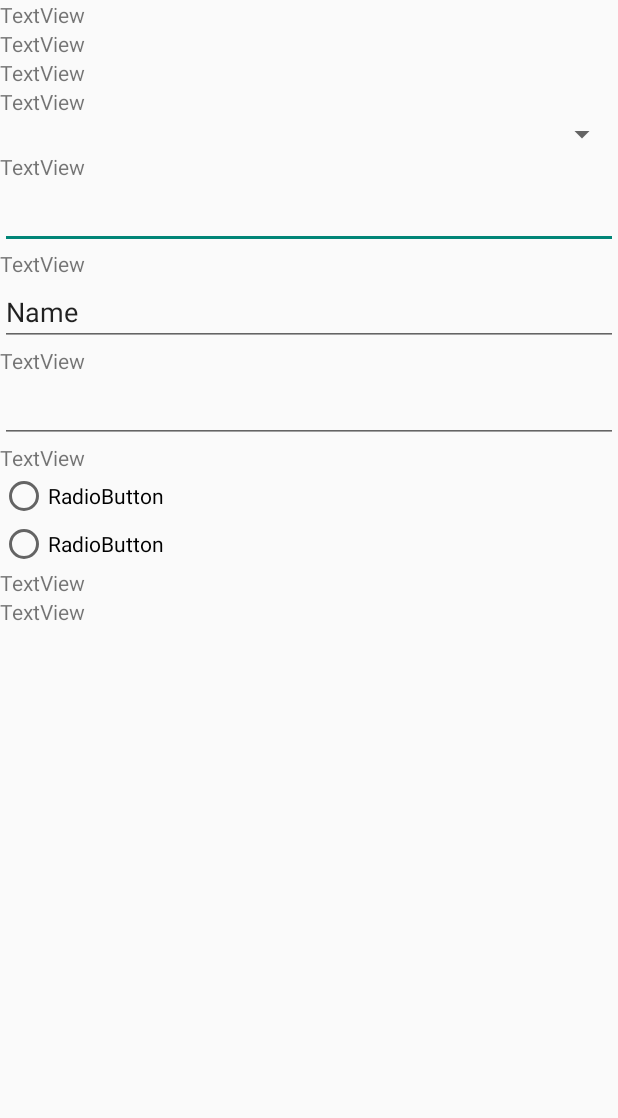
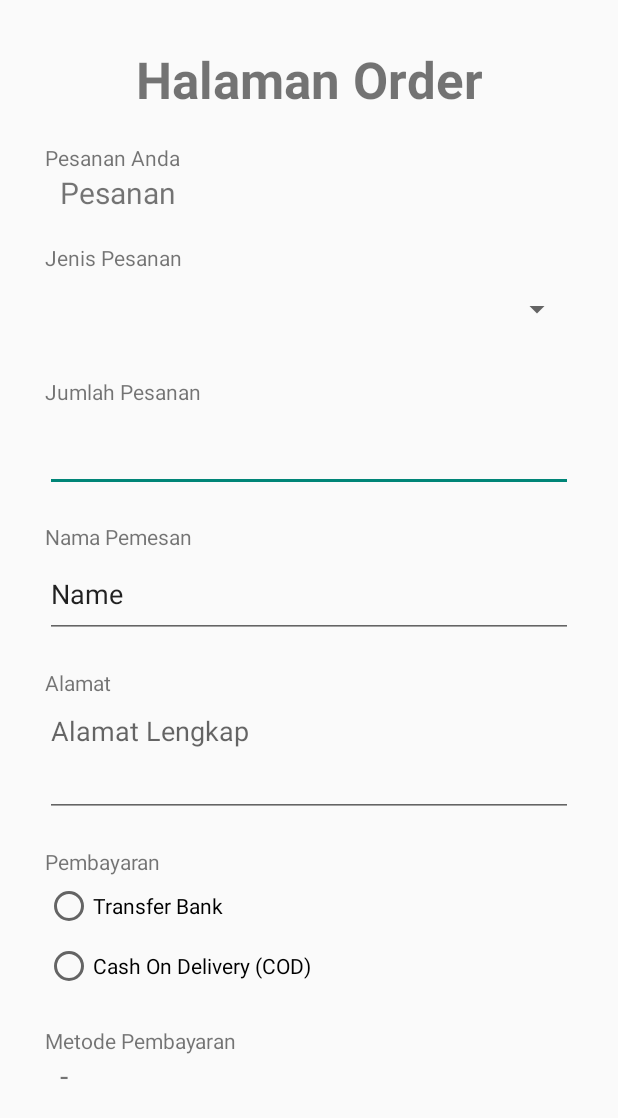
Before and after one commit to NexoCal/All_in_One, an Android app built with Jetpack Compose: the layout input_activity.xml on its own in the app's theme, with its tools: preview values and no code run, on a phone screen of 412 x 824 dp. Shown: the top 1118 px of the screen. Run offline under Robolectric (Android 15) with nearby library versions, the phone set to English and light mode, and no system bars.

```diff
--- a/app/src/main/res/layout/input_activity.xml
+++ b/app/src/main/res/layout/input_activity.xml
@@ -1,7 +1,11 @@
 <?xml version="1.0" encoding="utf-8"?>
 <ScrollView xmlns:android="http://schemas.android.com/apk/res/android"
+    xmlns:app="http://schemas.android.com/apk/res-auto"
+    xmlns:tools="http://schemas.android.com/tools"
+    android:id="@+id/inputOrder"
     android:layout_width="match_parent"
-    android:layout_height="match_parent">
+    android:layout_height="match_parent"
+    tools:context=".MainActivity">
 
     <LinearLayout
         android:layout_width="match_parent"
@@ -9,109 +13,140 @@
         android:orientation="vertical">
 
         <TextView
-            android:id="@+id/textView"
+            android:id="@+id/HalOrder"
             android:layout_width="match_parent"
             android:layout_height="wrap_content"
-            android:text="TextView" />
+            android:layout_marginHorizontal="30sp"
+            android:layout_marginTop="30sp"
+            android:text="Halaman Order"
+            android:textAlignment="center"
+            android:textSize="34sp"
+            android:textStyle="bold" />
 
         <TextView
-            android:id="@+id/textView2"
+            android:id="@+id/pAnda"
             android:layout_width="match_parent"
             android:layout_height="wrap_content"
-            android:text="TextView" />
+            android:layout_marginHorizontal="30sp"
+            android:layout_marginTop="20sp"
+            android:text="Pesanan Anda" />
 
         <TextView
-            android:id="@+id/textView3"
+            android:id="@+id/pesanan"
             android:layout_width="match_parent"
             android:layout_height="wrap_content"
-            android:text="TextView" />
+            android:layout_marginHorizontal="30sp"
+            android:paddingHorizontal="10sp"
+            android:text="Pesanan"
+            android:textSize="20sp" />
 
         <TextView
-            android:id="@+id/textView4"
+            android:id="@+id/jenisPesanan"
             android:layout_width="match_parent"
             android:layout_height="wrap_content"
-            android:text="TextView" />
+            android:layout_marginHorizontal="30sp"
+            android:layout_marginTop="20sp"
+            android:text="Jenis Pesanan" />
 
         <Spinner
             android:id="@+id/spinner"
             android:layout_width="match_parent"
-            android:layout_height="wrap_content" />
+            android:layout_height="50sp"
+            android:layout_marginHorizontal="30sp" />
 
         <TextView
-            android:id="@+id/textView5"
+            android:id="@+id/jumlahPesanan"
             android:layout_width="match_parent"
             android:layout_height="wrap_content"
-            android:text="TextView" />
+            android:layout_marginHorizontal="30sp"
+            android:layout_marginTop="20sp"
+            android:text="Jumlah Pesanan" />
 
         <EditText
             android:id="@+id/editTextNumber"
             android:layout_width="match_parent"
-            android:layout_height="wrap_content"
+            android:layout_height="57dp"
+            android:layout_marginHorizontal="30sp"
             android:ems="10"
             android:inputType="number" />
 
         <TextView
-            android:id="@+id/textView6"
+            android:id="@+id/namaPemesan"
             android:layout_width="match_parent"
             android:layout_height="wrap_content"
-            android:text="TextView" />
+            android:layout_marginHorizontal="30sp"
+            android:layout_marginTop="20sp"
+            android:text="Nama Pemesan" />
 
         <EditText
-            android:id="@+id/editTextText3"
+            android:id="@+id/inputNamaPem"
             android:layout_width="match_parent"
-            android:layout_height="wrap_content"
+            android:layout_height="58dp"
+            android:layout_marginHorizontal="30sp"
             android:ems="10"
             android:inputType="text"
             android:text="Name" />
 
         <TextView
-            android:id="@+id/textView7"
+            android:id="@+id/alamat"
             android:layout_width="match_parent"
             android:layout_height="wrap_content"
-            android:text="TextView" />
+            android:layout_marginHorizontal="30sp"
+            android:layout_marginTop="20sp"
+            android:text="Alamat" />
 
         <EditText
-            android:id="@+id/editTextTextMultiLine"
+            android:id="@+id/inputAlamat"
             android:layout_width="match_parent"
-            android:layout_height="wrap_content"
+            android:layout_height="80dp"
+            android:layout_marginHorizontal="30sp"
             android:ems="10"
             android:gravity="start|top"
+            android:hint="Alamat Lengkap"
             android:inputType="textMultiLine" />
 
         <TextView
-            android:id="@+id/textView8"
+            android:id="@+id/pembayaran"
             android:layout_width="match_parent"
             android:layout_height="wrap_content"
-            android:text="TextView" />
+            android:layout_marginHorizontal="30sp"
+            android:layout_marginTop="20sp"
+            android:text="Pembayaran" />
 
         <RadioGroup
             android:layout_width="match_parent"
-            android:layout_height="match_parent" >
+            android:layout_height="match_parent"
+            android:layout_marginHorizontal="30sp">
 
             <RadioButton
-                android:id="@+id/radioButton"
+                android:id="@+id/tBank"
                 android:layout_width="match_parent"
-                android:layout_height="wrap_content"
-                android:text="RadioButton" />
+                android:layout_height="40sp"
+                android:text="Transfer Bank" />
 
             <RadioButton
-                android:id="@+id/radioButton2"
+                android:id="@+id/COD"
                 android:layout_width="match_parent"
-                android:layout_height="wrap_content"
-                android:text="RadioButton" />
+                android:layout_height="40sp"
+                android:text="Cash On Delivery (COD)" />
         </RadioGroup>
 
         <TextView
-            android:id="@+id/textView9"
+            android:id="@+id/metodePembayaran"
             android:layout_width="match_parent"
             android:layout_height="wrap_content"
-            android:text="TextView" />
+            android:layout_marginHorizontal="30sp"
+            android:layout_marginTop="20sp"
+            android:text="Metode Pembayaran" />
 
         <TextView
-            android:id="@+id/textView10"
+            android:id="@+id/metPemPil"
             android:layout_width="match_parent"
             android:layout_height="wrap_content"
-            android:text="TextView" />
+            android:layout_marginHorizontal="30sp"
+            android:paddingHorizontal="10sp"
+            android:text="-"
+            android:textSize="20sp" />
 
     </LinearLayout>
 </ScrollView>
```
